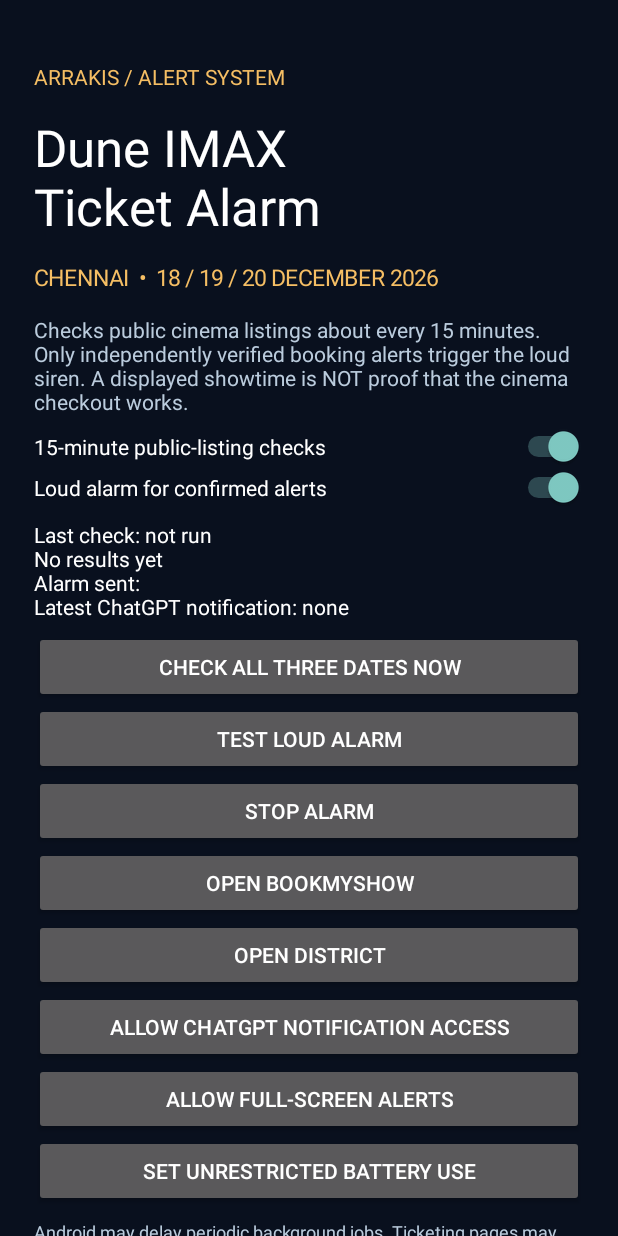
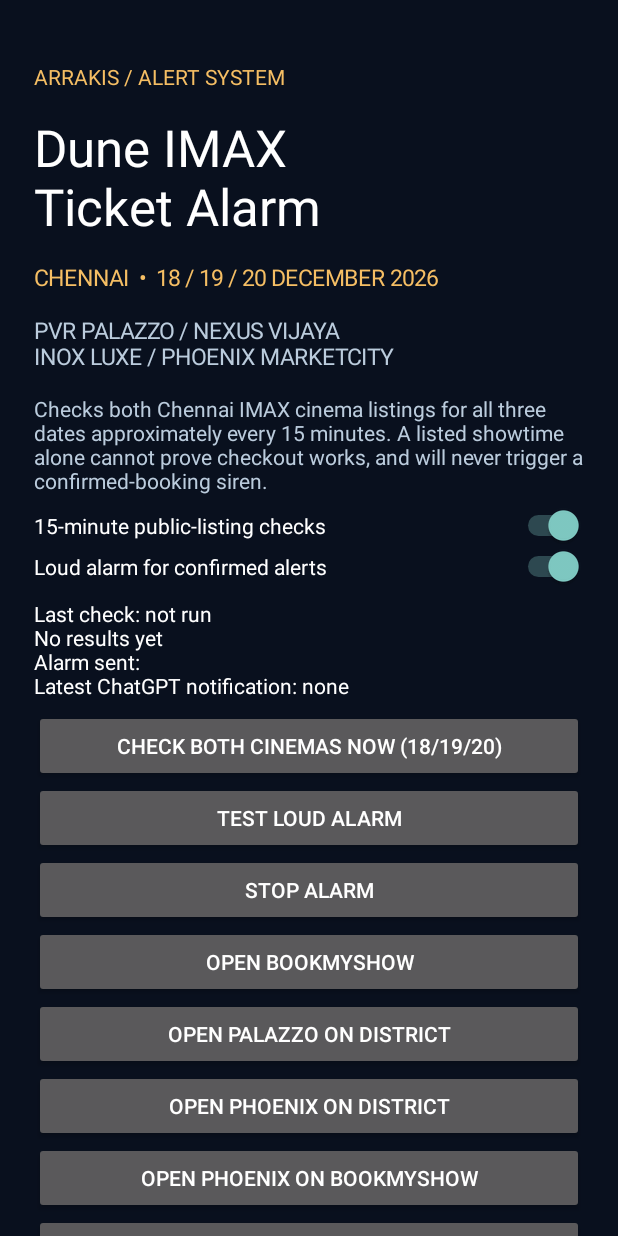
Before and after one commit to monisharvindr459-gif/ACM-Trailcam-2026AAPS0280H, an Android app: the screen it shows after launch (MainActivity), on a phone screen of 412 x 824 dp. Run offline under Robolectric (Android 15) with nearby library versions, the phone set to English and light mode, and no system bars.

Commit message:
Monitor Phoenix and Palazzo IMAX listings for Dec 18–20

```diff
--- a/app/build.gradle
+++ b/app/build.gradle
@@ -6,8 +6,8 @@ android {
   applicationId 'com.arrakis.ticketalarm'
   minSdk 26
   targetSdk 35
-  versionCode 2
-  versionName '2.0'
+  versionCode 3
+  versionName '2.1'
  }
  compileOptions { sourceCompatibility JavaVersion.VERSION_17; targetCompatibility JavaVersion.VERSION_17 }
 }
--- a/app/src/main/java/com/arrakis/ticketalarm/MainActivity.java
+++ b/app/src/main/java/com/arrakis/ticketalarm/MainActivity.java
@@ -64,7 +64,8 @@ public class MainActivity extends Activity {
   root.addView(label("ARRAKIS / ALERT SYSTEM",14,0xfff5be64));
   root.addView(label("Dune IMAX\nTicket Alarm",34,Color.WHITE));
   root.addView(label("CHENNAI  •  18 / 19 / 20 DECEMBER 2026",15,0xfff5be64));
-  root.addView(label("Checks public cinema listings about every 15 minutes. Only independently verified booking alerts trigger the loud siren. A displayed showtime is NOT proof that the cinema checkout works.",14,0xffbbccdd));
+  root.addView(label("PVR PALAZZO / NEXUS VIJAYA\nINOX LUXE / PHOENIX MARKETCITY",15,0xffbbccdd));
+  root.addView(label("Checks both Chennai IMAX cinema listings for all three dates approximately every 15 minutes. A listed showtime alone cannot prove checkout works, and will never trigger a confirmed-booking siren.",14,0xffbbccdd));
   Switch monitoring=new Switch(this);monitoring.setText("15-minute public-listing checks");monitoring.setTextColor(-1);
   monitoring.setChecked(prefs(this).getBoolean("polling",true));
   monitoring.setOnCheckedChangeListener((b,on)->{prefs(this).edit().putBoolean("polling",on).apply();TicketJob.schedule(this);});
@@ -74,15 +75,19 @@ public class MainActivity extends Activity {
   armed.setOnCheckedChangeListener((b,on)->prefs(this).edit().putBoolean("armed",on).apply());
   root.addView(armed);
   results=label("",14,Color.WHITE);root.addView(results);
-  button("CHECK ALL THREE DATES NOW",root,()->{
+  button("CHECK BOTH CINEMAS NOW (18/19/20)",root,()->{
    results.setText("Checking cinema pages...");
    new Thread(()->{TicketJob.check(this);runOnUiThread(this::showResults);},"manual-check").start();
   });
   button("TEST LOUD ALARM",root,()->ring(this,"Test Dune IMAX loud alarm",0));
   button("STOP ALARM",root,()->{stop(this);showResults();});
   button("OPEN BOOKMYSHOW",root,()->startActivity(new Intent(Intent.ACTION_VIEW,Uri.parse(BOOK))));
-  button("OPEN DISTRICT",root,()->startActivity(new Intent(Intent.ACTION_VIEW,
+  button("OPEN PALAZZO ON DISTRICT",root,()->startActivity(new Intent(Intent.ACTION_VIEW,
    Uri.parse(TicketJob.CINEMA+"18"))));
+  button("OPEN PHOENIX ON DISTRICT",root,()->startActivity(new Intent(Intent.ACTION_VIEW,
+   Uri.parse(TicketJob.PHOENIX+"18"))));
+  button("OPEN PHOENIX ON BOOKMYSHOW",root,()->startActivity(new Intent(Intent.ACTION_VIEW,
+   Uri.parse("https://in.bookmyshow.com/cinemas/chennai/inox-luxe-phoenix-market-city-velachery/buytickets/INPR/20261218"))));
   button("ALLOW CHATGPT NOTIFICATION ACCESS",root,()->startActivity(new Intent(Settings.ACTION_NOTIFICATION_LISTENER_SETTINGS)));
   button("ALLOW FULL-SCREEN ALERTS",root,()->{
    if(Build.VERSION.SDK_INT>=34)startActivity(new Intent(Settings.ACTION_MANAGE_APP_USE_FULL_SCREEN_INTENT,
```
Also changed, not shown: app/src/main/java/com/arrakis/ticketalarm/TicketJob.java (+29 -21 lines), 1 other file.
